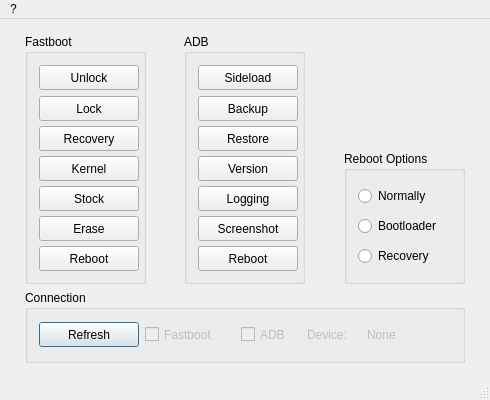
Old version of the form LxMultiTool/mainwindow.ui in the repository lexpaval/LxMultiTool.
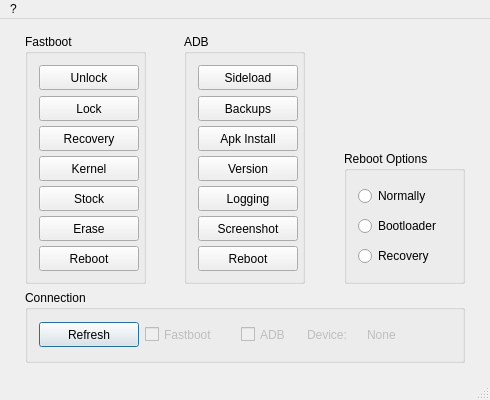
New version of the form. Icons and pictures are not drawn.

Commit message:
[backups][installapk] Initial commit for these
- Installapk not implemented
- Backups needs more work
- Restore not tested

Patch:
```diff
--- a/LxMultiTool/mainwindow.ui
+++ b/LxMultiTool/mainwindow.ui
@@ -81,7 +81,7 @@
           <string>&lt;html&gt;&lt;head/&gt;&lt;body&gt;&lt;p&gt;Wanna backup?&lt;/p&gt;&lt;/body&gt;&lt;/html&gt;</string>
          </property>
          <property name="text">
-          <string>Backup</string>
+          <string>Backups</string>
          </property>
          <property name="icon">
           <iconset resource="icons.qrc">
@@ -107,7 +107,7 @@
           <string>&lt;html&gt;&lt;head/&gt;&lt;body&gt;&lt;p&gt;Want your stuff back?&lt;/p&gt;&lt;/body&gt;&lt;/html&gt;</string>
          </property>
          <property name="text">
-          <string>Restore</string>
+          <string>Apk Install</string>
          </property>
          <property name="icon">
           <iconset resource="icons.qrc">
```
Left out of the diff: 10 changed lines with no effect on the pictures. The commit also changes 11 other files.
